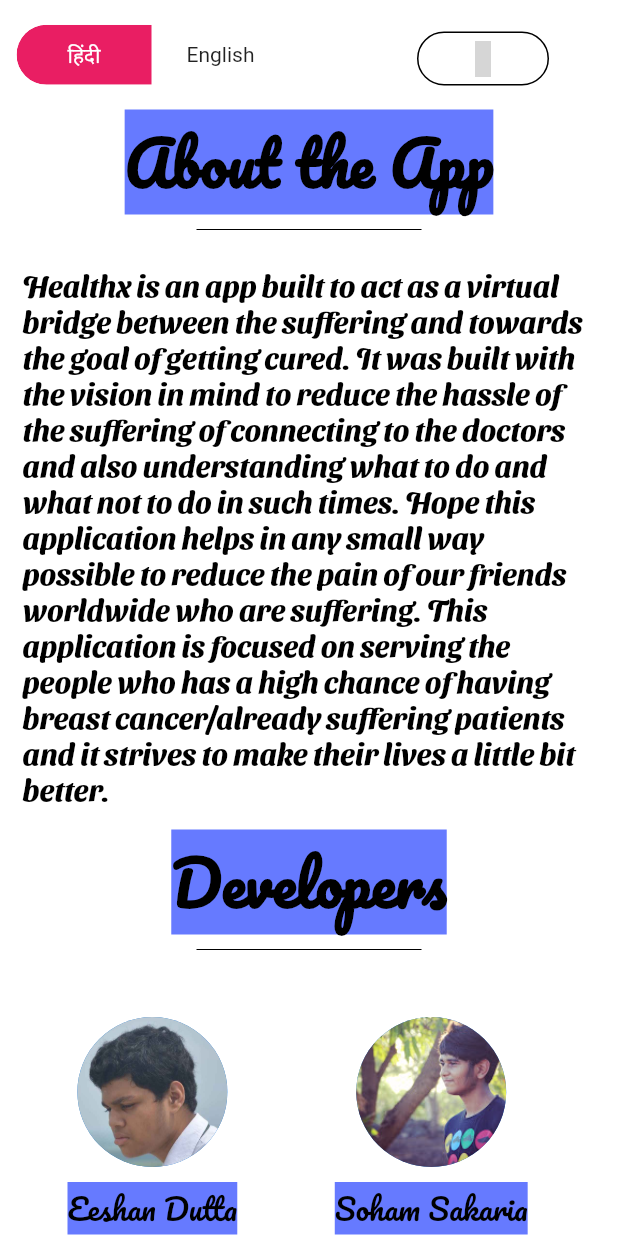
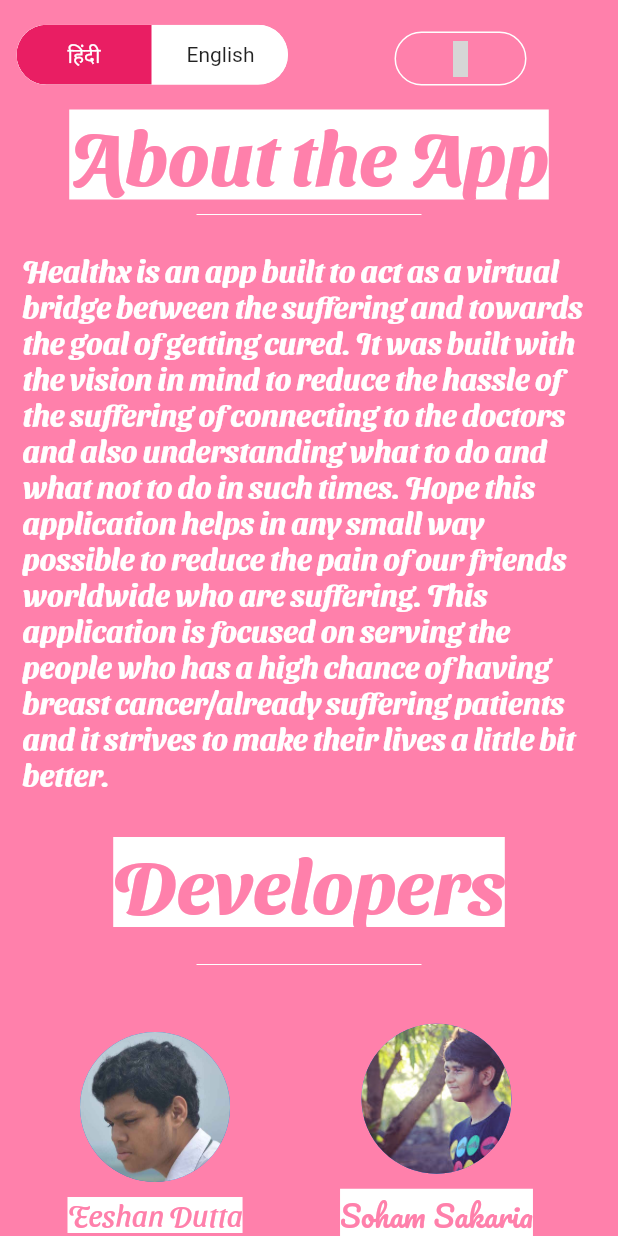
Before and after one commit to ParthPandey2236/Healthx, a Flutter app: the About screen opened directly, on a phone screen of 412 x 824 dp. Run offline on Flutter 3.47's test engine with Material 2 defaults, Android fonts, the light colour scheme and no system bars; drawn by our look-alikes of toggle_switch; our stand-ins replace cloud_firestore, eva_icons_flutter, firebase_auth, firebase_core, shared_preferences; accounts and stored records are empty; grey boxes are pictures that could not be loaded.

Commit message:
Designs added

```diff
--- a/lib/AboutPage.dart
+++ b/lib/AboutPage.dart
@@ -22,7 +22,7 @@
   @override
   Widget build(BuildContext context) {
     return Scaffold(
-      backgroundColor: Colors.white,
+      backgroundColor: Colors.pinkAccent[100],
       body: SafeArea(
         child: Center(
           child: SingleChildScrollView(
@@ -45,7 +45,7 @@
                   Padding(
                     padding: const EdgeInsets.all(10.0),
                     child: Container(
-                      margin: EdgeInsets.only(left: 65, top: 5),
+                      margin: EdgeInsets.only(left: 50.0, top: 5, right: 1),
                       child: FlatButton(
                         onPressed: () async {
                           //SharedPreferences prefs = await SharedPreferences.getInstance();
@@ -60,19 +60,19 @@
                         ),
                         shape: RoundedRectangleBorder(
                             borderRadius: BorderRadius.circular(20.0),
-                            side: BorderSide(color: Colors.black)),
+                            side: BorderSide(color: Colors.white)),
                       ),
                     ),
                   ),
                 ]),
                 Container(
-                  color: Color(0xff667aff),
+                  color: Colors.white,
                   child: Text(
                     'About the App',
                     style: TextStyle(
-                      fontFamily: 'Pacifico',
-                      fontSize: 40.0,
-                      color: Colors.black,
+                      fontFamily: 'SansitaSwashed',
+                      fontSize: 50.0,
+                      color: Colors.pinkAccent[100],
                       fontWeight: FontWeight.bold,
                     ),
                   ),
@@ -81,7 +81,7 @@
                   width: 150.0,
                   height: 20.0,
                   child: Divider(
-                    color: Colors.black,
+                    color: Colors.white,
                   ),
                 ),
                 Padding(
@@ -91,20 +91,23 @@
                     style: TextStyle(
                       fontFamily: 'SansitaSwashed',
                       fontSize: 20.0,
-                      color: Colors.black,
+                      color: Colors.white,
                       fontWeight: FontWeight.bold,
                     ),
                   ),
                 ),
-                Container(
-                  color: Color(0xff667aff),
-                  child: Text(
-                    'Developers',
-                    style: TextStyle(
-                      fontFamily: 'Pacifico',
-                      fontSize: 40.0,
-                      color: Colors.black,
-                      fontWeight: FontWeight.bold,
+                Padding(
+                  padding: const EdgeInsets.all(15.0),
+                  child: Container(
+                    color: Colors.white,
+                    child: Text(
+                      'Developers',
+                      style: TextStyle(
+                        fontFamily: 'SansitaSwashed',
+                        fontSize: 50.0,
+                        color: Colors.pinkAccent[100],
+                        fontWeight: FontWeight.bold,
+                      ),
                     ),
                   ),
                 ),
@@ -112,7 +115,7 @@
                   width: 150.0,
                   height: 20.0,
                   child: Divider(
-                    color: Colors.black,
+                    color: Colors.white,
                   ),
                 ),
                 Row(
@@ -129,13 +132,13 @@
                           Padding(
                             padding: const EdgeInsets.all(10.0),
                             child: Container(
-                              color: Color(0xff667aff),
+                              color: Colors.white,
                               child: Text(
                                 'Eeshan Dutta',
                                 style: TextStyle(
-                                  fontFamily: 'Pacifico',
+                                  fontFamily: 'SansitaSwashed',
                                   fontSize: 20.0,
-                                  color: Colors.black,
+                                  color: Colors.pinkAccent[100],
                                 ),
                               ),
                             ),
@@ -155,13 +158,13 @@
                         Padding(
                           padding: const EdgeInsets.all(10.0),
                           child: Container(
-                            color: Color(0xff667aff),
+                            color: Colors.white,
                             child: Text(
                               'Soham Sakaria',
                               style: TextStyle(
                                 fontFamily: 'Pacifico',
                                 fontSize: 20.0,
-                                color: Colors.black,
+                                color: Colors.pinkAccent[100],
                               ),
                             ),
                           ),
@@ -184,13 +187,13 @@
                           Padding(
                             padding: const EdgeInsets.all(10.0),
                             child: Container(
-                              color: Color(0xff667aff),
+                              color: Colors.white,
                               child: Text(
                                 'Parth Pandey',
                                 style: TextStyle(
                                   fontFamily: 'Pacifico',
                                   fontSize: 20.0,
-                                  color: Colors.black,
+                                  color: Colors.pinkAccent[100],
                                 ),
                               ),
                             ),
@@ -211,13 +214,13 @@
                         Padding(
                           padding: const EdgeInsets.all(10.0),
                           child: Container(
-                            color: Color(0xff667aff),
+                            color: Colors.white,
                             child: Text(
                               'Parth Srivastava',
                               style: TextStyle(
                                 fontFamily: 'Pacifico',
                                 fontSize: 20.0,
-                                color: Colors.black,
+                                color: Colors.pinkAccent[100],
                               ),
                             ),
                           ),
```
